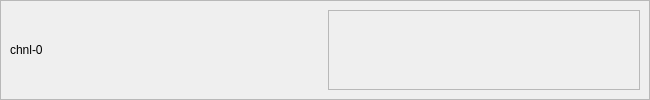
This is MCIUI/通道波形/chnlwave.ui in sunningxiao/RFSdemo as Qt 5 draws it before an edit. The edited form follows.
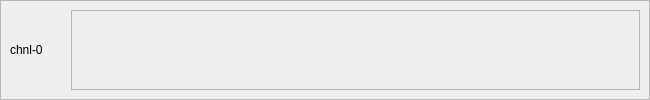
This is the edited form.

Commit message: wave生成

What changed in the file:
```diff
--- a/MCIUI/通道波形/chnlwave.ui
+++ b/MCIUI/通道波形/chnlwave.ui
@@ -25,10 +25,7 @@
   <property name="windowTitle">
    <string>Form</string>
   </property>
-  <layout class="QVBoxLayout" name="verticalLayout">
-   <property name="spacing">
-    <number>0</number>
-   </property>
+  <layout class="QGridLayout" name="gridLayout">
    <property name="leftMargin">
     <number>0</number>
    </property>
@@ -41,7 +38,10 @@
    <property name="bottomMargin">
     <number>0</number>
    </property>
-   <item>
+   <property name="spacing">
+    <number>3</number>
+   </property>
+   <item row="0" column="0">
     <widget class="QFrame" name="frame_25">
      <property name="minimumSize">
       <size>
@@ -61,8 +61,8 @@
      <property name="frameShadow">
       <enum>QFrame::Raised</enum>
      </property>
-     <layout class="QHBoxLayout" name="horizontalLayout_19">
-      <item alignment="Qt::AlignLeft">
+     <layout class="QHBoxLayout" name="horizontalLayout">
+      <item>
        <widget class="QLabel" name="chnl_8">
         <property name="sizePolicy">
          <sizepolicy hsizetype="Preferred" vsizetype="Preferred">
@@ -72,7 +72,7 @@
         </property>
         <property name="minimumSize">
          <size>
-          <width>60</width>
+          <width>55</width>
           <height>76</height>
          </size>
         </property>
@@ -88,19 +88,7 @@
        </widget>
       </item>
       <item>
-       <widget class="QFrame" name="chnl_wave_6">
-        <property name="minimumSize">
-         <size>
-          <width>0</width>
-          <height>0</height>
-         </size>
-        </property>
-        <property name="maximumSize">
-         <size>
-          <width>16777215</width>
-          <height>16777215</height>
-         </size>
-        </property>
+       <widget class="QFrame" name="frame">
         <property name="frameShape">
          <enum>QFrame::StyledPanel</enum>
         </property>
```
Left out of the diff: 17 changed lines with no effect on the pictures. The commit also changes 5 other files.
